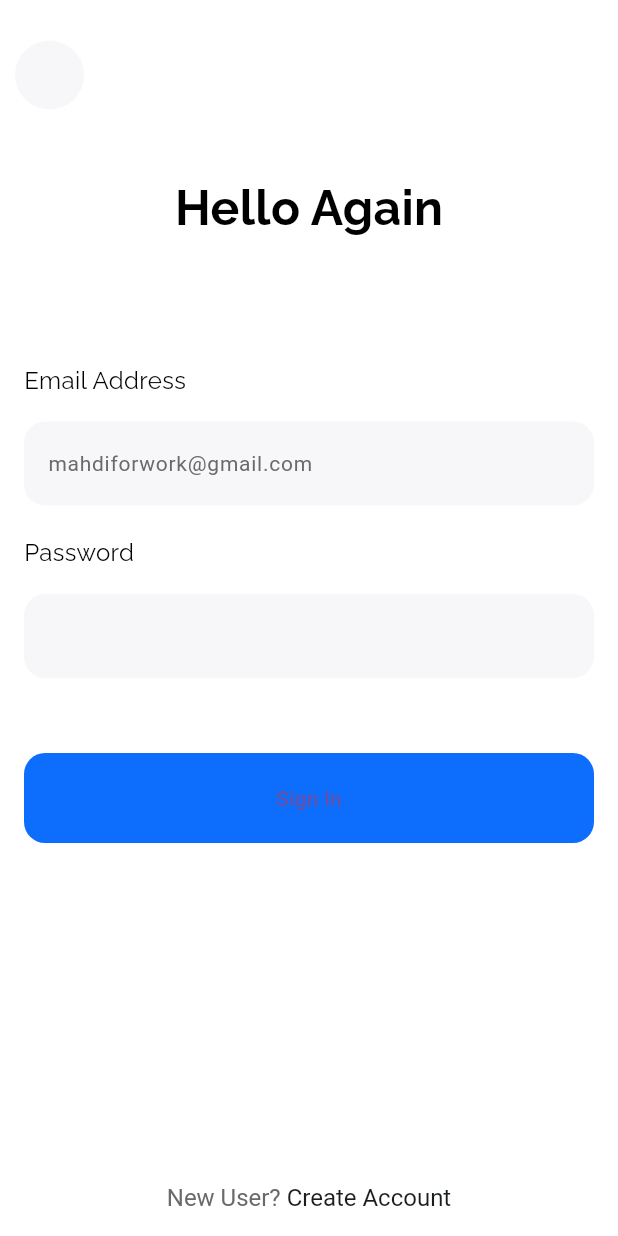
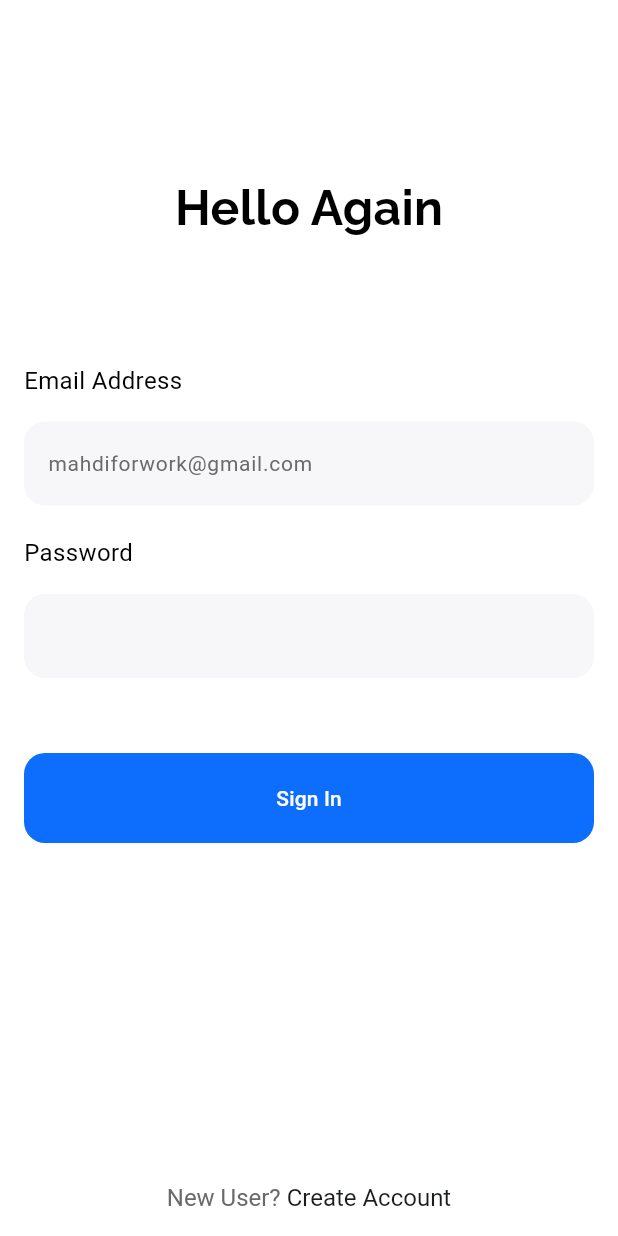
Before and after one commit to escpad/flutter_project, a Flutter app: the screen it shows after launch, on a phone screen of 412 x 824 dp. Run offline on Flutter 3.47's test engine with Material 3 defaults, Android fonts, the phone set to English and light mode, and no system bars; our stand-ins replace cloud_firestore, firebase_auth, firebase_core, fluttertoast, google_fonts, material_design_icons_flutter; accounts and stored records are empty.

Commit message:
Finalized version

```diff
--- a/lib/pages/login.dart
+++ b/lib/pages/login.dart
@@ -20,16 +20,7 @@ class Login extends StatelessWidget {
         backgroundColor: Colors.transparent,
         elevation: 0,
         toolbarHeight: 100,
-        leading: GestureDetector(
-          onTap: () {
-            Navigator.pop(context);
-          },
-          child: Container(
-            margin: const EdgeInsets.only(left: 10),
-            decoration: const BoxDecoration(
-                color: Color(0xffF7F7F9), shape: BoxShape.circle),
-          ),
-        ),
+
       ),
       body: SafeArea(
         child: SingleChildScrollView(
@@ -73,7 +64,7 @@ class Login extends StatelessWidget {
       children: [
         Text(
           'Email Address',
-          style: GoogleFonts.raleway(
+          style: GoogleFonts.roboto(
               textStyle: const TextStyle(
                   color: Colors.black,
                   fontWeight: FontWeight.normal,
@@ -107,7 +98,7 @@ class Login extends StatelessWidget {
       children: [
         Text(
           'Password',
-          style: GoogleFonts.raleway(
+          style: GoogleFonts.roboto(
               textStyle: const TextStyle(
                   color: Colors.black,
                   fontWeight: FontWeight.normal,
@@ -146,7 +137,7 @@ class Login extends StatelessWidget {
             password: _passwordController.text,
             context: context);
       },
-      child: const Text("Sign In"),
+      child: Text("Sign In", style: TextStyle(color: Colors.white)),
     );
   }
 
```
Also changed, not shown: lib/pages/usersettings.dart (+9 -1 lines), lib/services/auth_service.dart (+18 -50 lines).
